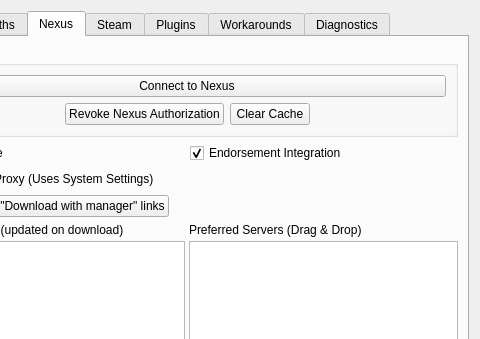
The window that src/settingsdialog.ui (DjDarthyGamer/modorganizer-1) describes before a commit, drawn with Qt 5; both pictures show x 106 to 586 and y 0 to 339 of the 586 by 504 pixel window.
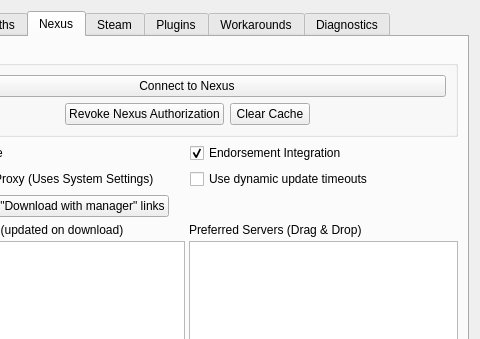
The same window after the commit. The open tabs and pages were chosen to show the change. Icons and pictures are not drawn.

Commit message: Add settings option to switch between fixed and dynamic cache timeouts

```diff
--- a/src/settingsdialog.ui
+++ b/src/settingsdialog.ui
@@ -578,6 +578,16 @@
            </property>
           </widget>
          </item>
+         <item row="1" column="1">
+          <widget class="QCheckBox" name="updateStrategy">
+           <property name="toolTip">
+            <string>&lt;html&gt;&lt;head/&gt;&lt;body&gt;&lt;p&gt;Rather than a global &lt;span style=&quot; font-weight:600;&quot;&gt;1 day&lt;/span&gt; cache, update caches will expire at different rates depending on how recently a mod has been updated on Nexus.&lt;/p&gt;&lt;p&gt;&lt;br/&gt;&lt;/p&gt;&lt;p&gt;Less than a month: &lt;span style=&quot; font-style:italic;&quot;&gt;2 hours&lt;/span&gt;&lt;/p&gt;&lt;p&gt;Less than three months: &lt;span style=&quot; font-style:italic;&quot;&gt;4 hours&lt;/span&gt;&lt;/p&gt;&lt;p&gt;Less than six months: &lt;span style=&quot; font-style:italic;&quot;&gt;6 hours&lt;/span&gt;&lt;/p&gt;&lt;p&gt;Less than one year: &lt;span style=&quot; font-style:italic;&quot;&gt;12 hours&lt;/span&gt;&lt;/p&gt;&lt;p&gt;More than one year: &lt;span style=&quot; font-style:italic;&quot;&gt;1 day&lt;/span&gt;&lt;/p&gt;&lt;/body&gt;&lt;/html&gt;</string>
+           </property>
+           <property name="text">
+            <string>Use dynamic update timeouts</string>
+           </property>
+          </widget>
+         </item>
         </layout>
        </item>
        <item>
```
The commit also changes 4 other files.
